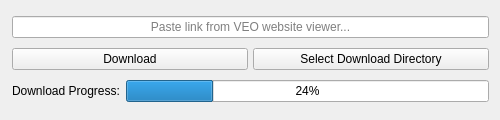
First picture: the form in main_window.ui, repository amcnutt1996/veo-downloader-cpp, before the edit.
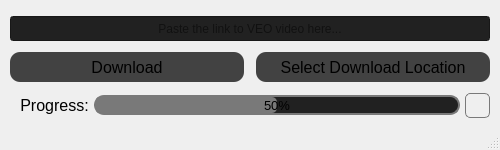
Second picture: the form after the edit. Icons and pictures are not drawn.

Commit message: Added functionality to download videos after link for main video file is acquired.

```diff
--- a/main_window.ui
+++ b/main_window.ui
@@ -1,13 +1,13 @@
 <?xml version="1.0" encoding="UTF-8"?>
 <ui version="4.0">
  <class>main_window</class>
- <widget class="QWidget" name="main_window">
+ <widget class="QMainWindow" name="main_window">
   <property name="geometry">
    <rect>
     <x>0</x>
     <y>0</y>
     <width>500</width>
-    <height>120</height>
+    <height>150</height>
    </rect>
   </property>
   <property name="sizePolicy">
@@ -19,13 +19,13 @@
   <property name="minimumSize">
    <size>
     <width>500</width>
-    <height>120</height>
+    <height>150</height>
    </size>
   </property>
   <property name="maximumSize">
    <size>
     <width>500</width>
-    <height>120</height>
+    <height>150</height>
    </size>
   </property>
   <property name="windowTitle">
@@ -34,48 +34,110 @@
   <property name="windowIcon">
    <iconset theme="QIcon::ThemeIcon::DocumentSave"/>
   </property>
-  <layout class="QVBoxLayout" name="verticalLayout">
+  <widget class="QWidget" name="centralwidget">
+   <property name="sizePolicy">
+    <sizepolicy hsizetype="Fixed" vsizetype="Fixed">
+     <horstretch>0</horstretch>
+     <verstretch>0</verstretch>
+    </sizepolicy>
+   </property>
+   <layout class="QVBoxLayout" name="verticalLayout_2" stretch="0,0,0">
+    <property name="spacing">
+     <number>0</number>
+    </property>
+    <property name="sizeConstraint">
+     <enum>QLayout::SizeConstraint::SetNoConstraint</enum>
+    </property>
    <property name="leftMargin">
-    <number>12</number>
+     <number>10</number>
    </property>
    <property name="topMargin">
-    <number>12</number>
+     <number>5</number>
+    </property>
+    <property name="rightMargin">
+     <number>10</number>
    </property>
    <property name="bottomMargin">
-    <number>12</number>
+     <number>0</number>
    </property>
    <item>
-    <widget class="QLineEdit" name="link_text">
+     <widget class="QLineEdit" name="userInputURL">
      <property name="sizePolicy">
       <sizepolicy hsizetype="Expanding" vsizetype="Fixed">
        <horstretch>0</horstretch>
        <verstretch>0</verstretch>
       </sizepolicy>
      </property>
-     <property name="frame">
-      <bool>true</bool>
+      <property name="minimumSize">
+       <size>
+        <width>0</width>
+        <height>25</height>
+       </size>
+      </property>
+      <property name="maximumSize">
+       <size>
+        <width>500</width>
+        <height>25</height>
+       </size>
+      </property>
+      <property name="autoFillBackground">
+       <bool>false</bool>
+      </property>
+      <property name="styleSheet">
+       <string notr="true">QLineEdit {
+background-color: rgb(33, 33, 33);
+selection-color: rgb(121, 121, 121);
+selection-background-color: rgb(33,33,33);
+}</string>
+      </property>
+      <property name="text">
+       <string/>
+      </property>
+      <property name="cursorPosition">
+       <number>0</number>
      </property>
      <property name="alignment">
       <set>Qt::AlignmentFlag::AlignCenter</set>
      </property>
      <property name="placeholderText">
-      <string>Paste link from VEO website viewer...</string>
+       <string>Paste the link to VEO video here...</string>
+      </property>
+      <property name="clearButtonEnabled">
+       <bool>false</bool>
      </property>
     </widget>
    </item>
    <item>
     <layout class="QHBoxLayout" name="horizontalLayout">
      <property name="spacing">
-      <number>5</number>
-     </property>
-     <property name="sizeConstraint">
-      <enum>QLayout::SizeConstraint::SetFixedSize</enum>
+       <number>12</number>
+      </property>
+      <property name="topMargin">
+       <number>0</number>
      </property>
      <property name="bottomMargin">
       <number>0</number>
      </property>
      <item>
       <widget class="QPushButton" name="downloadBtn">
+        <property name="minimumSize">
+         <size>
+          <width>0</width>
+          <height>30</height>
+         </size>
+        </property>
+        <property name="font">
+         <font>
+          <pointsize>12</pointsize>
+         </font>
+        </property>
+        <property name="styleSheet">
+         <string notr="true">QPushButton {
+background-color: rgb(66, 66, 66);
+border-radius: 10px;
+border-color: rgb(146, 146, 146);
+}</string>
+        </property>
        <property name="text">
         <string>Download</string>
        </property>
@@ -83,8 +145,35 @@
      </item>
      <item>
       <widget class="QPushButton" name="selectDirBtn">
+        <property name="sizePolicy">
+         <sizepolicy hsizetype="Minimum" vsizetype="Fixed">
+          <horstretch>0</horstretch>
+          <verstretch>3</verstretch>
+         </sizepolicy>
+        </property>
+        <property name="minimumSize">
+         <size>
+          <width>0</width>
+          <height>30</height>
+         </size>
+        </property>
+        <property name="font">
+         <font>
+          <pointsize>12</pointsize>
+         </font>
+        </property>
+        <property name="autoFillBackground">
+         <bool>false</bool>
+        </property>
+        <property name="styleSheet">
+         <string notr="true">QPushButton {
+background-color: rgb(66, 66, 66);
+border-radius: 10px;
+border-color: rgb(146, 146, 146);
+}</string>
+        </property>
        <property name="text">
-        <string>Select Download Directory</string>
+         <string>Select Download Location</string>
        </property>
       </widget>
      </item>
@@ -92,23 +181,178 @@
    </item>
    <item>
     <layout class="QHBoxLayout" name="horizontalLayout_2">
+      <property name="spacing">
+       <number>5</number>
+      </property>
+      <property name="sizeConstraint">
+       <enum>QLayout::SizeConstraint::SetDefaultConstraint</enum>
+      </property>
+      <property name="leftMargin">
+       <number>10</number>
+      </property>
      <item>
-      <widget class="QLabel" name="progressLabel">
+       <widget class="QLabel" name="label">
+        <property name="font">
+         <font>
+          <pointsize>12</pointsize>
+         </font>
+        </property>
        <property name="text">
-        <string>Download Progress:</string>
+         <string>Progress:</string>
+        </property>
+        <property name="scaledContents">
+         <bool>false</bool>
+        </property>
+        <property name="alignment">
+         <set>Qt::AlignmentFlag::AlignCenter</set>
+        </property>
+        <property name="wordWrap">
+         <bool>false</bool>
+        </property>
+        <property name="buddy">
+         <cstring>stopDownloadBtn</cstring>
        </property>
       </widget>
      </item>
      <item>
-      <widget class="QProgressBar" name="progressBar">
+       <widget class="QProgressBar" name="downloadProgress">
+        <property name="sizePolicy">
+         <sizepolicy hsizetype="Expanding" vsizetype="Fixed">
+          <horstretch>0</horstretch>
+          <verstretch>0</verstretch>
+         </sizepolicy>
+        </property>
+        <property name="minimumSize">
+         <size>
+          <width>0</width>
+          <height>20</height>
+         </size>
+        </property>
+        <property name="maximumSize">
+         <size>
+          <width>16777215</width>
+          <height>20</height>
+         </size>
+        </property>
+        <property name="sizeIncrement">
+         <size>
+          <width>0</width>
+          <height>0</height>
+         </size>
+        </property>
+        <property name="baseSize">
+         <size>
+          <width>0</width>
+          <height>0</height>
+         </size>
+        </property>
+        <property name="font">
+         <font>
+          <pointsize>10</pointsize>
+          <kerning>true</kerning>
+         </font>
+        </property>
+        <property name="autoFillBackground">
+         <bool>false</bool>
+        </property>
+        <property name="styleSheet">
+         <string notr="true">QProgressBar {
+	background-color: rgb(33, 33, 33);
+	border: 2px solid rgb(121, 121, 121);
+	border-radius: 10px;
+	text-align: center;
+}
+QProgressBar::chunk {
+	background-color: rgb(121, 121, 121);
+	text-align: center;
+	border-radius: 5px;
+}</string>
+        </property>
        <property name="value">
-        <number>24</number>
-       </property>
-      </widget>
-     </item>
+         <number>50</number>
+        </property>
+        <property name="alignment">
+         <set>Qt::AlignmentFlag::AlignCenter</set>
+        </property>
+        <property name="textVisible">
+         <bool>true</bool>
+        </property>
+       </widget>
+      </item>
+      <item>
+       <widget class="QToolButton" name="stopDownloadBtn">
+        <property name="minimumSize">
+         <size>
+          <width>25</width>
+          <height>25</height>
+         </size>
+        </property>
+        <property name="maximumSize">
+         <size>
+          <width>25</width>
+          <height>25</height>
+         </size>
+        </property>
+        <property name="font">
+         <font>
+          <kerning>true</kerning>
+         </font>
+        </property>
+        <property name="styleSheet">
+         <string notr="true">QToolButton {
+border: 1px solid rgb(121, 121, 121);
+border-radius: 5px;
+padding: 0;
+
+
+}</string>
+        </property>
+        <property name="text">
+         <string/>
+        </property>
+        <property name="icon">
+         <iconset theme="QIcon::ThemeIcon::ProcessStop"/>
+        </property>
+        <property name="iconSize">
+         <size>
+          <width>12</width>
+          <height>13</height>
+         </size>
+        </property>
+        <property name="autoRaise">
+         <bool>false</bool>
+        </property>
+       </widget>
+      </item>
     </layout>
    </item>
   </layout>
+  </widget>
+  <widget class="QStatusBar" name="statusBar">
+   <property name="sizePolicy">
+    <sizepolicy hsizetype="Expanding" vsizetype="Fixed">
+     <horstretch>0</horstretch>
+     <verstretch>0</verstretch>
+    </sizepolicy>
+   </property>
+   <property name="minimumSize">
+    <size>
+     <width>0</width>
+     <height>20</height>
+    </size>
+   </property>
+   <property name="maximumSize">
+    <size>
+     <width>500</width>
+     <height>20</height>
+    </size>
+   </property>
+   <property name="font">
+    <font>
+     <pointsize>10</pointsize>
+    </font>
+   </property>
+  </widget>
  </widget>
  <resources/>
  <connections/>
```
Left out of the diff: 3 changed lines with no effect on the pictures. Lines whose indentation alone changed are shown as unchanged. The commit also changes 5 other files.
